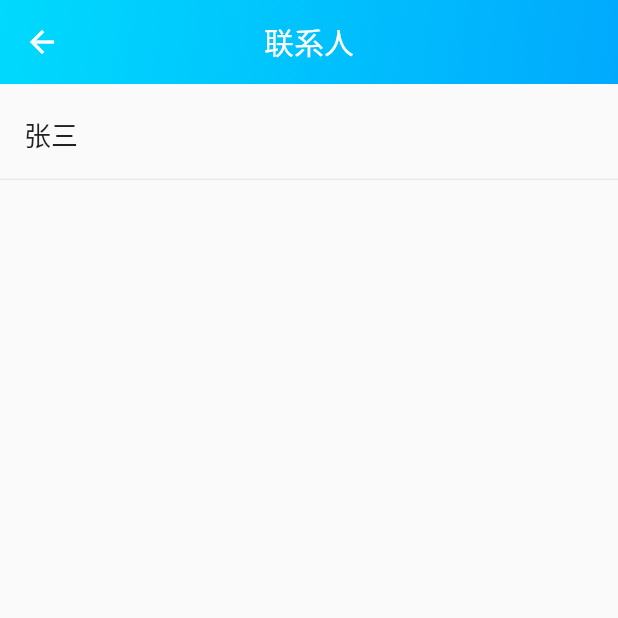
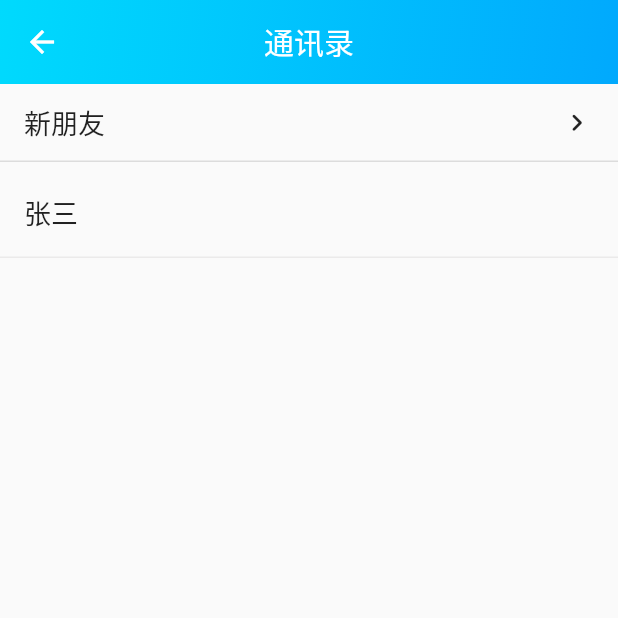
Before and after one commit to gongjianOnline/tenCentIM_flutter, a Flutter app: the BookIndexView screen opened directly, on a phone screen of 412 x 824 dp, the top half of it. Run offline on Flutter 3.47's test engine with Material 2 defaults, Android fonts, the phone set to English and light mode, and no system bars; our stand-ins replace dio, fluttertoast, get, shared_preferences; missing offline and left inert: kumi_popup_window, tencent_cloud_chat_sdk; accounts and stored records are empty.

```diff
--- a/lib/app/modules/BOOK/book_index/controllers/book_index_controller.dart
+++ b/lib/app/modules/BOOK/book_index/controllers/book_index_controller.dart
@@ -3,7 +3,7 @@ import 'package:get/get.dart';
 class BookIndexController extends GetxController {
   //TODO: Implement BookIndexController
 
-  final count = 0.obs;
+  final titleName = "通讯录".obs;
   @override
   void onInit() {
     super.onInit();
@@ -19,5 +19,5 @@ class BookIndexController extends GetxController {
     super.onClose();
   }
 
-  void increment() => count.value++;
+
 }
--- a/lib/app/modules/BOOK/book_index/views/book_index_view.dart
+++ b/lib/app/modules/BOOK/book_index/views/book_index_view.dart
@@ -8,10 +8,10 @@ class BookIndexView extends GetView<BookIndexController> {
   const BookIndexView({Key? key}) : super(key: key);
   @override
   Widget build(BuildContext context) {
-    return Scaffold(
+    return Obx(()=>Scaffold(
       appBar: AppBar(
         elevation:0,
-        title:const Text("联系人"),
+        title:Text(controller.titleName.value),
         centerTitle: true,
         flexibleSpace: Container(
           decoration: const BoxDecoration(
@@ -23,14 +23,48 @@ class BookIndexView extends GetView<BookIndexController> {
         ),
       ),
       body:Container(
-        child: ListView(
-          padding: EdgeInsets.only(top: 20),
+        child: Column(
           children: [
-            contactsItemComponent()
+            InkWell(
+              onTap: (){Get.toNamed("/book-new-people");},
+              child: Container(
+                height: 52,
+                decoration: const BoxDecoration(
+                  border: Border(
+                    bottom: BorderSide(
+                      color: Colors.black12,
+                      width: 1
+                    )
+                  )
+                ),
+                padding: const EdgeInsets.only(left: 16,right: 16),
+                child: Row(
+                  mainAxisAlignment: MainAxisAlignment.spaceBetween,
+                  children: const [
+                    Text(
+                      "新朋友",
+                      style: TextStyle(
+                        fontSize: 18,
+                      ),
+                    ),
+                    Icon(Icons.navigate_next_rounded,size: 23)
+                  ],
+                ),
+              ),
+            ),
+            Expanded(
+              flex: 1,
+              child: ListView(
+                padding: EdgeInsets.only(top: 20),
+                children: [
+                  contactsItemComponent()
+                ],
+              )
+            )
           ],
         ),
       ),
-    );
+    ));
   }
 
   contactsItemComponent(){
--- a/lib/app/modules/IM/im_index/views/im_index_view.dart
+++ b/lib/app/modules/IM/im_index/views/im_index_view.dart
@@ -112,7 +112,10 @@ class ImIndexView extends GetView<ImIndexController> {
       ),
     );
   }
-  // 消息列表
+
+
+
+  // 消息列表模版
   messageListComponent(url,userName){
     return InkWell(
         onTap:(){
--- a/lib/app/modules/home/bindings/home_binding.dart
+++ b/lib/app/modules/home/bindings/home_binding.dart
@@ -3,6 +3,7 @@ import 'package:get/get.dart';
 import '../controllers/home_controller.dart';
 import "../../IM/im_index/controllers/im_index_controller.dart";
 import "../../MY/my_index/controllers/my_index_controller.dart";
+import "../../BOOK/book_index/controllers/book_index_controller.dart";
 
 class HomeBinding extends Bindings {
   @override
@@ -16,6 +17,9 @@ class HomeBinding extends Bindings {
     Get.lazyPut<MyIndexController>(
       () => MyIndexController(),
     );
+    Get.lazyPut<BookIndexController>(
+      () => BookIndexController(),
+    );
 
   }
 }
--- a/lib/app/routes/app_routes.dart
+++ b/lib/app/routes/app_routes.dart
@@ -8,6 +8,7 @@ abstract class Routes {
   static const IM_ADD_USER = _Paths.IM_ADD_USER;
   static const LOGIN = _Paths.LOGIN;
   static const IM_FRIEND_INFO = _Paths.IM_FRIEND_INFO;
+  static const BOOK_NEW_PEOPLE = _Paths.BOOK_NEW_PEOPLE;
 }
 
 abstract class _Paths {
@@ -17,4 +18,5 @@ abstract class _Paths {
   static const IM_ADD_USER = '/im-add-user';
   static const LOGIN = '/login';
   static const IM_FRIEND_INFO = '/im-friend-info';
+  static const BOOK_NEW_PEOPLE = '/book-new-people';
 }
--- a/lib/main.dart
+++ b/lib/main.dart
@@ -2,6 +2,7 @@ import 'package:flutter/material.dart';
 import 'package:flutter/services.dart';
 
 import 'package:get/get.dart';
+import 'package:tencent_mi_flutter/app/common/global_controller.dart';
 import 'package:tencent_mi_flutter/app/common/utils/storage.dart';
 
 import 'app/routes/app_pages.dart';
@@ -9,6 +10,7 @@ import "./app/common/im_controller.dart";
 import "./app/common/im_relationship.dart";
 
 void main() async{
+  await Get.put(GlobalController());
   await Get.put(IMController());
   await Get.put(IMRelationship());
   var isLogin = await Storage.getData("userInfo");
```
Also changed, not shown: lib/app/common/global_controller.dart (added, +22 -0 lines), lib/app/common/im_relationship.dart (+17 -0 lines), lib/app/modules/BOOK/book_newPeople/bindings/book_new_people_binding.dart (added, +12 -0 lines), lib/app/modules/BOOK/book_newPeople/controllers/book_new_people_controller.dart (added, +29 -0 lines), lib/app/modules/BOOK/book_newPeople/views/book_new_people_view.dart (added, +122 -0 lines), lib/app/routes/app_pages.dart (+9 -2 lines).
